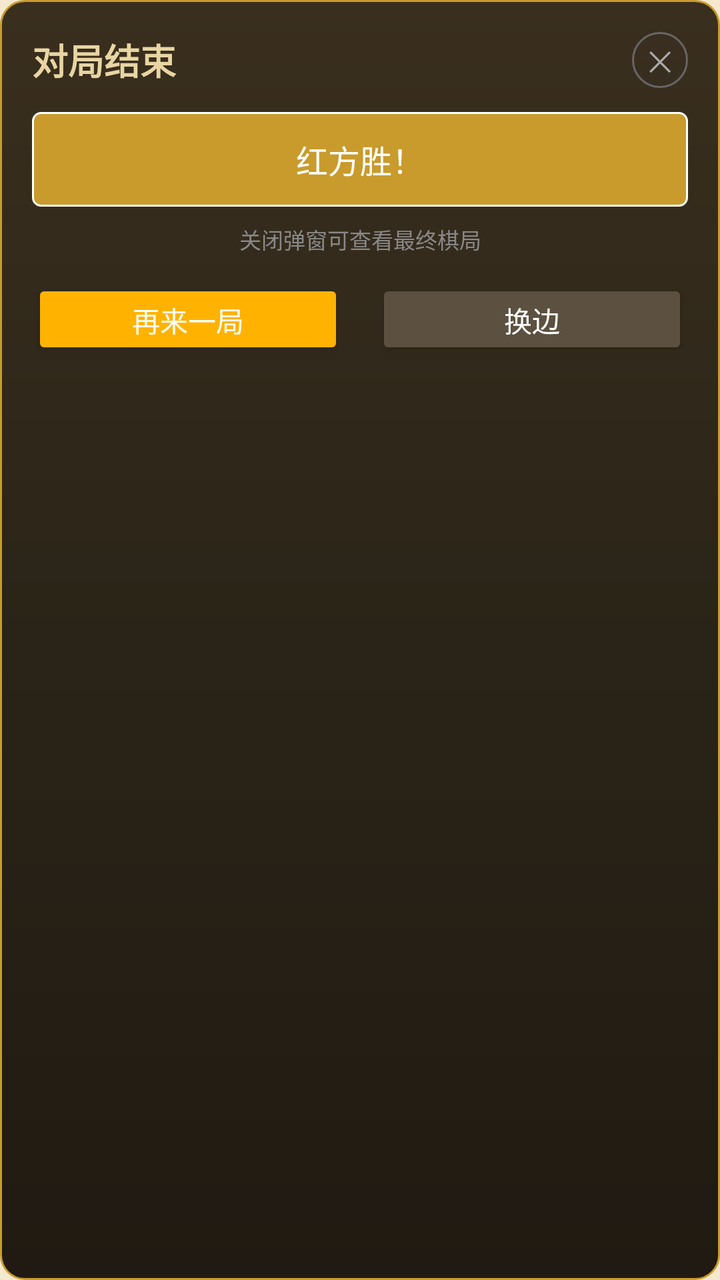
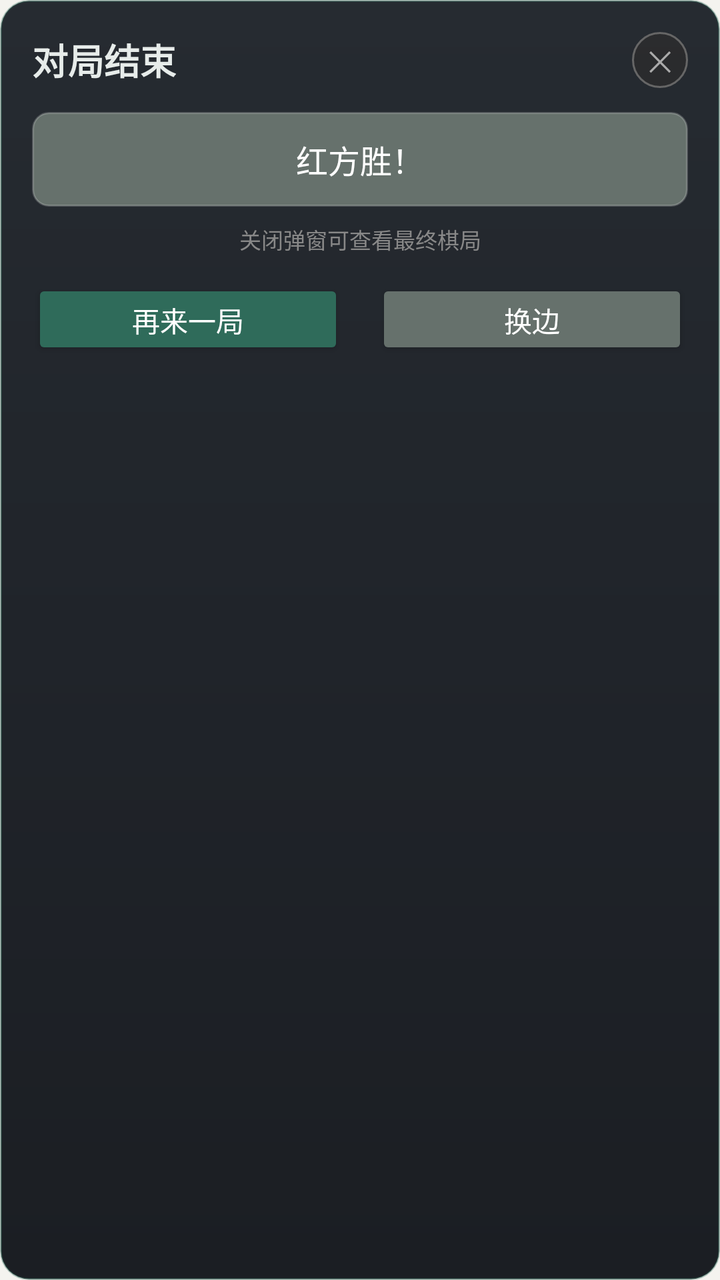

Before-and-after screenshots of an Android layout around one commit, followed by the original layout XML and the change that was made.
<!-- AndroidManifest.xml: application theme Theme.PikafishChess -->
<!-- res/layout/dialog_game_over.xml -->
<?xml version="1.0" encoding="utf-8"?>
<LinearLayout xmlns:android="http://schemas.android.com/apk/res/android"
    android:layout_width="280dp"
    android:layout_height="wrap_content"
    android:orientation="vertical"
    android:padding="16dp"
    android:background="@drawable/dialog_bg">

    
    <RelativeLayout
        android:layout_width="match_parent"
        android:layout_height="wrap_content"
        android:layout_marginBottom="12dp">

        <TextView
            android:layout_width="wrap_content"
            android:layout_height="wrap_content"
            android:text="对局结束"
            android:textColor="#E8D5A3"
            android:textSize="18sp"
            android:textStyle="bold"
            android:layout_centerVertical="true" />

        <Button
            android:id="@+id/btnCloseDialog"
            android:layout_width="28dp"
            android:layout_height="28dp"
            android:layout_alignParentEnd="true"
            android:layout_centerVertical="true"
            android:text="✕"
            android:textSize="14sp"
            android:textColor="#AAAAAA"
            android:background="@drawable/btn_close_bg"
            android:padding="0dp"
            android:minWidth="0dp"
            android:minHeight="0dp" />
    </RelativeLayout>

    
    <TextView
        android:id="@+id/tvGameResult"
        android:layout_width="match_parent"
        android:layout_height="wrap_content"
        android:text="红方胜！"
        android:textColor="#FFFFFF"
        android:textSize="16sp"
        android:gravity="center"
        android:padding="12dp"
        android:layout_marginBottom="8dp"
        android:background="@drawable/edittext_dark_bg" />

    
    <TextView
        android:layout_width="match_parent"
        android:layout_height="wrap_content"
        android:text="关闭弹窗可查看最终棋局"
        android:textColor="#888888"
        android:textSize="11sp"
        android:gravity="center"
        android:layout_marginBottom="12dp" />

    
    <LinearLayout
        android:layout_width="match_parent"
        android:layout_height="wrap_content"
        android:orientation="horizontal"
        android:gravity="center">

        <Button
            android:id="@+id/btnRematch"
            android:layout_width="0dp"
            android:layout_height="40dp"
            android:layout_weight="1"
            android:layout_marginEnd="8dp"
            android:text="再来一局"
            android:textColor="#FFFFFF"
            android:textSize="14sp"
            android:backgroundTint="#FFB300" />

        <Button
            android:id="@+id/btnSwapSides"
            android:layout_width="0dp"
            android:layout_height="40dp"
            android:layout_weight="1"
            android:layout_marginStart="8dp"
            android:text="换边"
            android:textColor="#FFFFFF"
            android:textSize="14sp"
            android:backgroundTint="#5C5040" />
    </LinearLayout>

</LinearLayout>
<!-- resources referenced by this layout -->
<resources>
  <!-- drawable btn_close_bg (drawable) -->
  <?xml version="1.0" encoding="utf-8"?>
  <shape xmlns:android="http://schemas.android.com/apk/res/android"
      android:shape="oval">
      <solid android:color="#443A3028" />
      <stroke android:width="1dp" android:color="#666666" />
  </shape>
  <!-- drawable dialog_bg (drawable) -->
  <?xml version="1.0" encoding="utf-8"?>
  <shape xmlns:android="http://schemas.android.com/apk/res/android"
      android:shape="rectangle">
      <gradient
          android:angle="270"
          android:startColor="#3A2F1E"
          android:centerColor="#2A2418"
          android:endColor="#211A12" />
      <corners android:radius="12dp" />
      <stroke
          android:width="1dp"
          android:color="#C89B2C" />
  </shape>
  <!-- drawable edittext_dark_bg (drawable) -->
  <?xml version="1.0" encoding="utf-8"?>
  <shape xmlns:android="http://schemas.android.com/apk/res/android"
      android:shape="rectangle">
      <solid android:color="#C89B2C" />
      <corners android:radius="4dp" />
      <stroke android:width="1dp" android:color="#FFFFFF" />
      <padding android:left="6dp" android:right="6dp" android:top="4dp" android:bottom="4dp" />
  </shape>
  <style name="Theme.PikafishChess" parent="Theme.AppCompat.Light.NoActionBar">
          <item name="colorPrimary">@color/primary</item>
          <item name="colorPrimaryDark">@color/primary_dark</item>
          <item name="android:windowBackground">@color/board_bg</item>
          <item name="android:statusBarColor">@android:color/transparent</item>
          <item name="android:navigationBarColor">@android:color/transparent</item>
          <item name="android:windowTranslucentStatus">true</item>
          <item name="android:windowTranslucentNavigation">true</item>
          <item name="android:windowDrawsSystemBarBackgrounds">true</item>
      </style>
  <color name="primary">#C89B2C</color>
  <color name="primary_dark">#8F6E1D</color>
  <color name="board_bg">#F4E8CE</color>
</resources>

<!-- the commit's change to res/layout/dialog_game_over.xml (unified diff, before → after) -->
@@ -16,7 +16,7 @@
             android:layout_width="wrap_content"
             android:layout_height="wrap_content"
             android:text="对局结束"
-            android:textColor="#E8D5A3"
+            android:textColor="#E7ECEA"
             android:textSize="18sp"
             android:textStyle="bold"
             android:layout_centerVertical="true" />
@@ -75,7 +75,7 @@
             android:text="再来一局"
             android:textColor="#FFFFFF"
             android:textSize="14sp"
-            android:backgroundTint="#FFB300" />
+            android:backgroundTint="#2F6B5A" />
 
         <Button
             android:id="@+id/btnSwapSides"
@@ -86,7 +86,7 @@
             android:text="换边"
             android:textColor="#FFFFFF"
             android:textSize="14sp"
-            android:backgroundTint="#5C5040" />
+            android:backgroundTint="#66716C" />
     </LinearLayout>
 
 </LinearLayout>
<!-- resource entries referenced after the edit -->
@@ -13,21 +13,21 @@
       android:shape="rectangle">
       <gradient
           android:angle="270"
-          android:startColor="#3A2F1E"
-          android:centerColor="#2A2418"
-          android:endColor="#211A12" />
-      <corners android:radius="12dp" />
+          android:startColor="#262B31"
+          android:centerColor="#20242A"
+          android:endColor="#1B1E23" />
+      <corners android:radius="14dp" />
       <stroke
           android:width="1dp"
-          android:color="#C89B2C" />
+          android:color="#592F6B5A" />
   </shape>
   <!-- drawable edittext_dark_bg (drawable) -->
   <?xml version="1.0" encoding="utf-8"?>
   <shape xmlns:android="http://schemas.android.com/apk/res/android"
       android:shape="rectangle">
-      <solid android:color="#C89B2C" />
-      <corners android:radius="4dp" />
-      <stroke android:width="1dp" android:color="#FFFFFF" />
+      <solid android:color="#66716C" />
+      <corners android:radius="8dp" />
+      <stroke android:width="1dp" android:color="#33FFFFFF" />
       <padding android:left="6dp" android:right="6dp" android:top="4dp" android:bottom="4dp" />
   </shape>
   <style name="Theme.PikafishChess" parent="Theme.AppCompat.Light.NoActionBar">
@@ -40,8 +40,8 @@
           <item name="android:windowTranslucentNavigation">true</item>
           <item name="android:windowDrawsSystemBarBackgrounds">true</item>
       </style>
-  <color name="primary">#C89B2C</color>
-  <color name="primary_dark">#8F6E1D</color>
-  <color name="board_bg">#F4E8CE</color>
+  <color name="primary">#2F6B5A</color>
+  <color name="primary_dark">#234F43</color>
+  <color name="board_bg">#F4F3EF</color>
 </resources>
 
